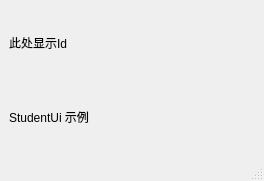
Old version of the form studentui.ui in the repository BeanLiu1994/Su6missi0nSys.
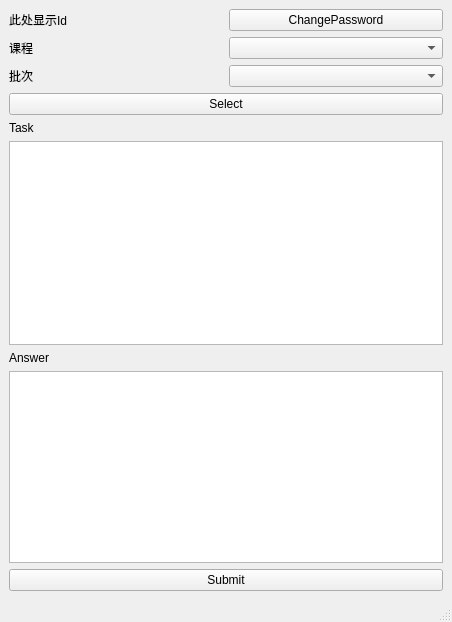
New version of the form.

```diff
--- a/studentui.ui
+++ b/studentui.ui
@@ -6,28 +6,110 @@
    <rect>
     <x>0</x>
     <y>0</y>
-    <width>264</width>
-    <height>181</height>
+    <width>452</width>
+    <height>622</height>
    </rect>
   </property>
   <property name="windowTitle">
    <string>MainWindow</string>
   </property>
   <widget class="QWidget" name="centralwidget">
-   <layout class="QVBoxLayout" name="verticalLayout">
+   <layout class="QVBoxLayout" name="verticalLayout_4">
     <item>
-     <widget class="QLabel" name="IdShow">
-      <property name="text">
-       <string>此处显示Id</string>
-      </property>
-     </widget>
+     <layout class="QHBoxLayout" name="horizontalLayout_4">
+      <item>
+       <widget class="QLabel" name="IdShow">
+        <property name="text">
+         <string>此处显示Id</string>
+        </property>
+       </widget>
+      </item>
+      <item>
+       <widget class="QPushButton" name="pushButtonCpw">
+        <property name="text">
+         <string>ChangePassword</string>
+        </property>
+       </widget>
+      </item>
+     </layout>
     </item>
     <item>
-     <widget class="QLabel" name="label">
-      <property name="text">
-       <string>StudentUi 示例</string>
-      </property>
-     </widget>
+     <layout class="QVBoxLayout" name="verticalLayout_3">
+      <item>
+       <layout class="QHBoxLayout" name="horizontalLayout_2">
+        <item>
+         <widget class="QLabel" name="labelSubject">
+          <property name="text">
+           <string>课程</string>
+          </property>
+         </widget>
+        </item>
+        <item>
+         <widget class="QComboBox" name="comboBoxSub"/>
+        </item>
+       </layout>
+      </item>
+      <item>
+       <layout class="QHBoxLayout" name="horizontalLayout_3">
+        <item>
+         <widget class="QLabel" name="labelBatch">
+          <property name="text">
+           <string>批次</string>
+          </property>
+         </widget>
+        </item>
+        <item>
+         <widget class="QComboBox" name="comboBoxBat"/>
+        </item>
+       </layout>
+      </item>
+      <item>
+       <widget class="QPushButton" name="pushButtonSelect">
+        <property name="text">
+         <string>Select</string>
+        </property>
+       </widget>
+      </item>
+     </layout>
+    </item>
+    <item>
+     <layout class="QVBoxLayout" name="verticalLayout">
+      <item>
+       <widget class="QLabel" name="labelTask">
+        <property name="text">
+         <string>Task</string>
+        </property>
+       </widget>
+      </item>
+      <item>
+       <widget class="QTextEdit" name="textEditTask"/>
+      </item>
+     </layout>
+    </item>
+    <item>
+     <layout class="QVBoxLayout" name="verticalLayout_2">
+      <item>
+       <widget class="QLabel" name="labelAnswer">
+        <property name="text">
+         <string>Answer</string>
+        </property>
+       </widget>
+      </item>
+      <item>
+       <widget class="QTextEdit" name="textEditAnswer"/>
+      </item>
+      <item>
+       <layout class="QHBoxLayout" name="horizontalLayout">
+        <item>
+         <widget class="QPushButton" name="pushButtonSubmit">
+          <property name="text">
+           <string>Submit</string>
+          </property>
+         </widget>
+        </item>
+       </layout>
+      </item>
+     </layout>
     </item>
    </layout>
   </widget>
```
Left out of the diff: 2 changed lines with no effect on the pictures.
